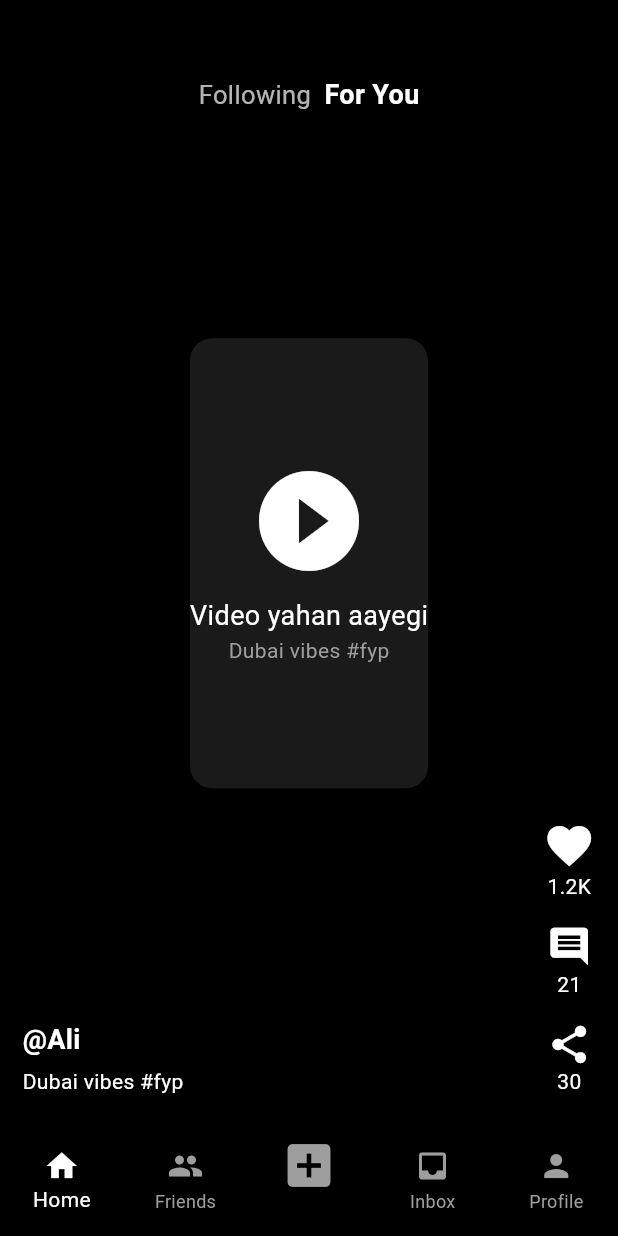
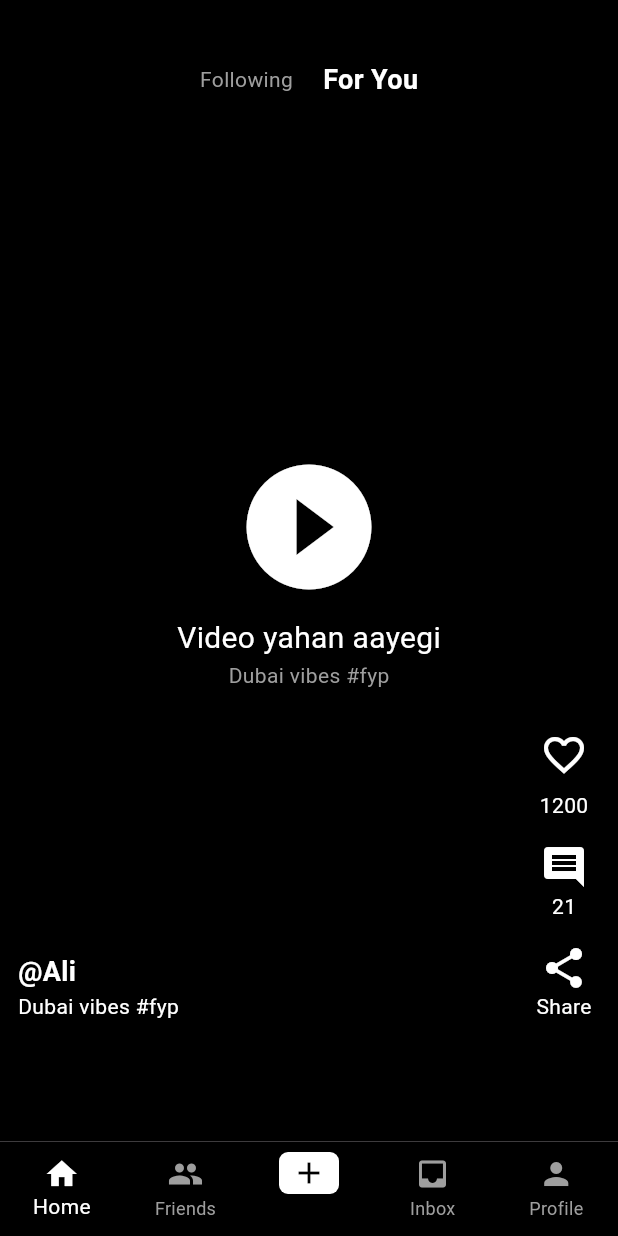
Before and after one commit to waleedahmed3155-jpg/viewmint-app, a Flutter app: the screen it shows after launch, on a phone screen of 412 x 824 dp. Run offline on Flutter 3.47's test engine with Material 3 defaults, Android fonts, the phone set to English and light mode, and no system bars.

Commit message:
Update main.dart

```diff
--- a/lib/main.dart
+++ b/lib/main.dart
@@ -1,186 +1,74 @@
 import 'package:flutter/material.dart';
-
-void main() {
-  runApp(const MyApp());
+void main(){runApp(MaterialApp(debugShowCheckedModeBanner:false, home:ViewMint()));}
+class ViewMint extends StatefulWidget{State<ViewMint> createState()=>_V();}
+class _V extends State<ViewMint>{
+int idx=0;
+int likes=1200;
+bool liked=false;
+List pages=[];
+@override
+Widget build(BuildContext context){
+pages=[HomePage(liked:liked,likes:likes,onLike:(){setState((){liked=!liked; likes=liked?1201:1200;});}), CameraPage(), ProfilePage()];
+return Scaffold(
+body: pages[idx],
+bottomNavigationBar: BottomNavigationBar(currentIndex: idx, onTap:(i)=>setState(()=>idx=i), type: BottomNavigationBarType.fixed, backgroundColor: Colors.black, selectedItemColor: Colors.white, unselectedItemColor: Colors.grey,
+items:[
+BottomNavigationBarItem(icon: Icon(Icons.home), label:'Home'),
+BottomNavigationBarItem(icon: Icon(Icons.people), label:'Friends'),
+BottomNavigationBarItem(icon: Container(padding:EdgeInsets.symmetric(horizontal:8,vertical:2), decoration:BoxDecoration(color:Colors.white, borderRadius:BorderRadius.circular(6)), child:Icon(Icons.add, color:Colors.black)), label:''),
+BottomNavigationBarItem(icon: Icon(Icons.inbox), label:'Inbox'),
+BottomNavigationBarItem(icon: Icon(Icons.person), label:'Profile'),
+]));
 }
-
-class MyApp extends StatelessWidget {
-  const MyApp({super.key});
-  @override
-  Widget build(BuildContext context) {
-    return MaterialApp(
-      debugShowCheckedModeBanner: false,
-      theme: ThemeData(
-        brightness: Brightness.dark,
-        scaffoldBackgroundColor: Colors.black,
-        bottomNavigationBarTheme: const BottomNavigationBarThemeData(
-          backgroundColor: Colors.black,
-          selectedItemColor: Colors.white,
-          unselectedItemColor: Colors.grey,
-        ),
-      ),
-      home: const Home(),
-    );
-  }
 }
-
-class Home extends StatefulWidget {
-  const Home({super.key});
-  @override
-  State<Home> createState() => _HomeState();
+class HomePage extends StatelessWidget{
+final bool liked; final int likes; final VoidCallback onLike;
+HomePage({required this.liked, required this.likes, required this.onLike});
+Widget build(BuildContext context){
+return Stack(children:[
+Container(color:Colors.black, child:Center(child:Column(mainAxisAlignment:MainAxisAlignment.center, children:[Icon(Icons.play_circle_fill, size:100, color:Colors.white), SizedBox(height:10), Text('Video yahan aayegi', style:TextStyle(color:Colors.white, fontSize:20)), Text('Dubai vibes #fyp', style:TextStyle(color:Colors.grey))] ))),
+Positioned(top:40, left:0, right:0, child:Row(mainAxisAlignment:MainAxisAlignment.center, children:[Text('Following', style:TextStyle(color:Colors.grey)), SizedBox(width:20), Text('For You', style:TextStyle(color:Colors.white, fontWeight:FontWeight.bold, fontSize:18))])),
+Positioned(bottom:80, left:12, child:Column(crossAxisAlignment:CrossAxisAlignment.start, children:[Text('@Ali', style:TextStyle(color:Colors.white, fontWeight:FontWeight.bold, fontSize:18)), Text('Dubai vibes #fyp', style:TextStyle(color:Colors.white))])),
+Positioned(bottom:80, right:12, child:Column(children:[IconButton(icon:Icon(liked?Icons.favorite:Icons.favorite_border, color:liked?Colors.red:Colors.white, size:32), onPressed:onLike), Text('$likes', style:TextStyle(color:Colors.white)), SizedBox(height:15), Icon(Icons.comment, color:Colors.white, size:32), Text('21', style:TextStyle(color:Colors.white)), SizedBox(height:15), Icon(Icons.share, color:Colors.white, size:32), Text('Share', style:TextStyle(color:Colors.white))]))
+]);
 }
-
-class _HomeState extends State<Home> {
-  int _index = 0;
-  final List<Widget> _pages = const [
-    FeedPage(),
-    FriendsPage(),
-    CameraPage(),
-    InboxPage(),
-    ProfilePage(),
-  ];
-  @override
-  Widget build(BuildContext context) {
-    return Scaffold(
-      backgroundColor: Colors.black,
-      body: _pages[_index],
-      bottomNavigationBar: BottomNavigationBar(
-        backgroundColor: Colors.black,
-        type: BottomNavigationBarType.fixed,
-        currentIndex: _index,
-        selectedItemColor: Colors.white,
-        unselectedItemColor: Colors.grey,
-        onTap: (i) => setState(() => _index = i),
-        items: const [
-          BottomNavigationBarItem(icon: Icon(Icons.home), label: 'Home'),
-          BottomNavigationBarItem(icon: Icon(Icons.group), label: 'Friends'),
-          BottomNavigationBarItem(icon: Icon(Icons.add_box, size: 38), label: ''),
-          BottomNavigationBarItem(icon: Icon(Icons.inbox), label: 'Inbox'),
-          BottomNavigationBarItem(icon: Icon(Icons.person), label: 'Profile'),
-        ],
-      ),
-    );
-  }
 }
-
-class FeedPage extends StatelessWidget {
-  const FeedPage({super.key});
-  @override
-  Widget build(BuildContext context) {
-    return Container(
-      color: Colors.black,
-      child: Stack(
-        children: [
-          Center(
-            child: Container(
-              height: 300,
-              margin: const EdgeInsets.all(20),
-              decoration: BoxDecoration(color: const Color(0xFF1A1A1A), borderRadius: BorderRadius.circular(15)),
-              child: const Column(
-                mainAxisAlignment: MainAxisAlignment.center,
-                children: [
-                  Icon(Icons.play_circle_fill, size: 80, color: Colors.white),
-                  SizedBox(height: 10),
-                  Text('Video yahan aayegi', style: TextStyle(color: Colors.white, fontSize: 18)),
-                  Text('Dubai vibes #fyp', style: TextStyle(color: Colors.grey)),
-                ],
-              ),
-            ),
-          ),
-          const Positioned(
-            top: 50, left: 0, right: 0,
-            child: Row(
-              mainAxisAlignment: MainAxisAlignment.center,
-              children: [
-                Text('Following  ', style: TextStyle(color: Colors.white70, fontSize: 17)),
-                Text('For You', style: TextStyle(color: Colors.white, fontSize: 18, fontWeight: FontWeight.bold)),
-              ],
-            ),
-          ),
-          const Positioned(
-            bottom: 20, left: 15,
-            child: Column(
-              crossAxisAlignment: CrossAxisAlignment.start,
-              children: [
-                Text('@Ali', style: TextStyle(color: Colors.white, fontSize: 18, fontWeight: FontWeight.bold)),
-                SizedBox(height: 5),
-                Text('Dubai vibes #fyp', style: TextStyle(color: Colors.white)),
-              ],
-            ),
-          ),
-          const Positioned(
-            bottom: 20, right: 15,
-            child: Column(
-              children: [
-                Icon(Icons.favorite, color: Colors.white, size: 35),
-                Text('1.2K', style: TextStyle(color: Colors.white)),
-                SizedBox(height: 15),
-                Icon(Icons.comment, color: Colors.white, size: 30),
-                Text('21', style: TextStyle(color: Colors.white)),
-                SizedBox(height: 15),
-                Icon(Icons.share, color: Colors.white, size: 30),
-                Text('30', style: TextStyle(color: Colors.white)),
-              ],
-            ),
-          ),
-        ],
-      ),
-    );
-  }
+class CameraPage extends StatelessWidget{
+Widget build(BuildContext context){
+return Scaffold(backgroundColor:Colors.black, body:Stack(children:[
+Container(color:Color(0xFF222222)),
+Positioned(top:40, left:16, child:Icon(Icons.close, color:Colors.white, size:28)),
+Positioned(top:35, left:0, right:0, child:Center(child:Container(padding:EdgeInsets.symmetric(horizontal:16,vertical:8), decoration:BoxDecoration(color:Colors.black54, borderRadius:BorderRadius.circular(20)), child:Row(mainAxisSize:MainAxisSize.min, children:[Icon(Icons.music_note, color:Colors.white, size:16), Text(' Add sound', style:TextStyle(color:Colors.white, fontWeight:FontWeight.bold))])))),
+Positioned(top:100, right:16, child:Column(children:[Icon(Icons.flip_camera_ios, color:Colors.white, size:28), SizedBox(height:20), Icon(Icons.flash_off, color:Colors.white, size:28), SizedBox(height:20), Icon(Icons.timer, color:Colors.white, size:28), SizedBox(height:20), Icon(Icons.grid_view, color:Colors.white, size:28)])),
+Positioned(bottom:110, left:0, right:0, child:Row(mainAxisAlignment:MainAxisAlignment.center, children:[Text('10m', style:TextStyle(color:Colors.grey)), SizedBox(width:20), Text('60s', style:TextStyle(color:Colors.grey)), SizedBox(width:20), Text('15s', style:TextStyle(color:Colors.grey)), SizedBox(width:20), Container(padding:EdgeInsets.symmetric(horizontal:10,vertical:4), decoration:BoxDecoration(color:Colors.white, borderRadius:BorderRadius.circular(12)), child:Text('PHOTO', style:TextStyle(color:Colors.black, fontWeight:FontWeight.bold))), SizedBox(width:20), Text('TEXT', style:TextStyle(color:Colors.grey))])),
+Positioned(bottom:20, left:0, right:0, child:Row(mainAxisAlignment:MainAxisAlignment.center, children:[CircleAvatar(radius:22, backgroundColor:Colors.grey), SizedBox(width:30), Container(width:72,height:72, decoration:BoxDecoration(shape:BoxShape.circle, border:Border.all(color:Colors.white, width:3), color:Colors.white)), SizedBox(width:30), CircleAvatar(radius:22, backgroundColor:Colors.green)])),
+Positioned(bottom:20, left:0, right:0, child:Row(mainAxisAlignment:MainAxisAlignment.spaceEvenly, children:[Text('LIVE', style:TextStyle(color:Colors.grey)), Text('CAMERA', style:TextStyle(color:Colors.white, fontWeight:FontWeight.bold)), Text('CREATE', style:TextStyle(color:Colors.grey))])),
+]));
 }
-
-class FriendsPage extends StatelessWidget {
-  const FriendsPage({super.key});
-  @override
-  Widget build(BuildContext context) {
-    return const Center(child: Text('Friends', style: TextStyle(color: Colors.white, fontSize: 22)));
-  }
 }
-
-class CameraPage extends StatelessWidget {
-  const CameraPage({super.key});
-  @override
-  Widget build(BuildContext context) {
-    return Scaffold(
-      backgroundColor: Colors.black,
-      appBar: AppBar(backgroundColor: Colors.black, title: const Text('Add Sound', style: TextStyle(color: Colors.white)), centerTitle: true),
-      body: const Center(child: Text('Camera yahan aayega', style: TextStyle(color: Colors.white))),
-    );
-  }
+class ProfilePage extends StatelessWidget{
+Widget build(BuildContext context){
+return Scaffold(backgroundColor:Colors.white, body:SingleChildScrollView(child:Column(children:[
+SizedBox(height:40),
+Padding(padding:EdgeInsets.symmetric(horizontal:16), child:Row(children:[Icon(Icons.edit, size:24), Spacer(), CircleAvatar(radius:18, backgroundColor:Colors.grey), SizedBox(width:12), Icon(Icons.person_add), SizedBox(width:12), Icon(Icons.menu)])),
+Padding(padding:EdgeInsets.all(16), child:Row(crossAxisAlignment:CrossAxisAlignment.start, children:[
+Expanded(child:Column(crossAxisAlignment:CrossAxisAlignment.start, children:[
+Row(children:[Text('King of uk', style:TextStyle(fontSize:26, fontWeight:FontWeight.bold)), Container(margin:EdgeInsets.only(left:6), padding:EdgeInsets.symmetric(horizontal:6,vertical:2), decoration:BoxDecoration(color:Colors.red, borderRadius:BorderRadius.circular(10)), child:Text('9+', style:TextStyle(color:Colors.white)))]),
+Text('@king.of.uk15', style:TextStyle(color:Colors.grey)),
+SizedBox(height:12),
+Row(children:[Text('197 ', style:TextStyle(fontWeight:FontWeight.bold)), Text('Following  ', style:TextStyle(color:Colors.grey)), Text('104 ', style:TextStyle(fontWeight:FontWeight.bold)), Text('Followers  ', style:TextStyle(color:Colors.grey)), Text('91 ', style:TextStyle(fontWeight:FontWeight.bold)), Text('Likes', style:TextStyle(color:Colors.grey))]),
+])),
+Stack(children:[CircleAvatar(radius:42, backgroundColor:Colors.blue, child:Text('👳', style:TextStyle(fontSize:40))), Positioned(bottom:0, right:0, child:CircleAvatar(radius:12, backgroundColor:Colors.blue, child:Icon(Icons.add, size:16, color:Colors.white)))])
+])),
+Padding(padding:EdgeInsets.symmetric(horizontal:16), child:Row(children:[Container(padding:EdgeInsets.symmetric(horizontal:10,vertical:6), decoration:BoxDecoration(color:Colors.grey[200], borderRadius:BorderRadius.circular(20)), child:Text('+ Add bio  •  ♡ I\'m interested in...'))])),
+SizedBox(height:12),
+Padding(padding:EdgeInsets.symmetric(horizontal:16), child:Row(children:[Icon(Icons.star, color:Colors.blue, size:16), Text(' Create Story Highlights for your profile', style:TextStyle(fontWeight:FontWeight.bold)), Spacer(), Icon(Icons.close, size:16)])),
+SizedBox(height:12),
+Row(mainAxisAlignment:MainAxisAlignment.spaceEvenly, children:[Icon(Icons.grid_view), Icon(Icons.lock), Icon(Icons.repeat), Icon(Icons.bookmark_border), Icon(Icons.favorite_border)]),
+SizedBox(height:10),
+GridView.builder(shrinkWrap:true, physics:NeverScrollableScrollPhysics(), gridDelegate:SliverGridDelegateWithFixedCrossAxisCount(crossAxisCount:3, childAspectRatio:0.7), itemCount:9, itemBuilder:(c,i){
+List titles=['We\'re Hiring!','Dubai vibes','CV - Waleed','Work from home','Sunset','Beach','City','Food','Travel'];
+return Container(margin:EdgeInsets.all(1), color: i%2==0?Colors.purple: i%3==0?Colors.orange:Colors.teal, child:Center(child:Column(mainAxisAlignment:MainAxisAlignment.center, children:[Icon(Icons.play_arrow, color:Colors.white), Text(titles[i], textAlign:TextAlign.center, style:TextStyle(color:Colors.white, fontWeight:FontWeight.bold)), Text('▶ ${100+i*10}', style:TextStyle(color:Colors.white))])));})
+])));
 }
-
-class InboxPage extends StatelessWidget {
-  const InboxPage({super.key});
-  @override
-  Widget build(BuildContext context) {
-    return const Center(child: Text('Inbox', style: TextStyle(color: Colors.white, fontSize: 22)));
-  }
 }
-
-class ProfilePage extends StatelessWidget {
-  const ProfilePage({super.key});
-  @override
-  Widget build(BuildContext context) {
-    return Scaffold(
-      backgroundColor: Colors.black,
-      body: const Column(
-        children: [
-          SizedBox(height: 60),
-          CircleAvatar(radius: 55, backgroundColor: Colors.purpleAccent, child: Icon(Icons.person, size: 60, color: Colors.white)),
-          SizedBox(height: 10),
-          Text('King of uk', style: TextStyle(color: Colors.white, fontSize: 24, fontWeight: FontWeight.bold)),
-          Text('@king.of.uk15', style: TextStyle(color: Colors.grey)),
-          SizedBox(height: 10),
-          Row(
-            mainAxisAlignment: MainAxisAlignment.center,
-            children: [
-              Text('197 Following  ', style: TextStyle(color: Colors.white)),
-              Text('104 Followers  ', style: TextStyle(color: Colors.white)),
-              Text('91 Likes', style: TextStyle(color: Colors.white)),
-            ],
-          ),
-        ],
-      ),
-    );
-  }
-}
```
